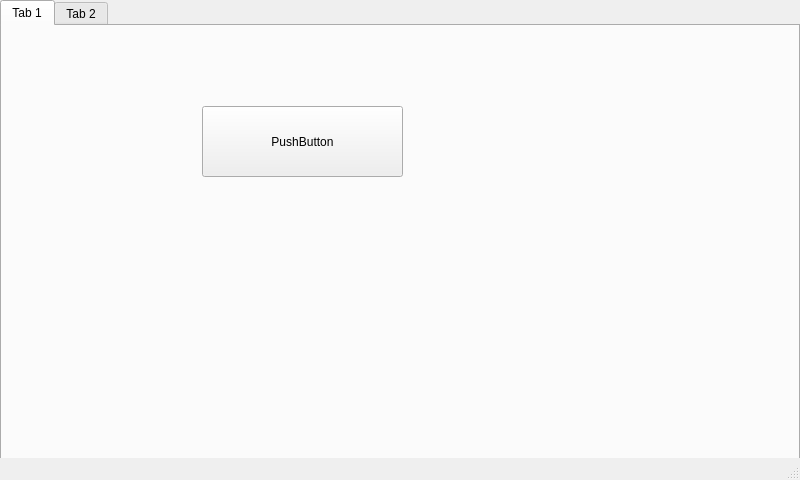
Marik28/dissertation, file src/dissertation_gui/main_window.ui: the form before one commit.
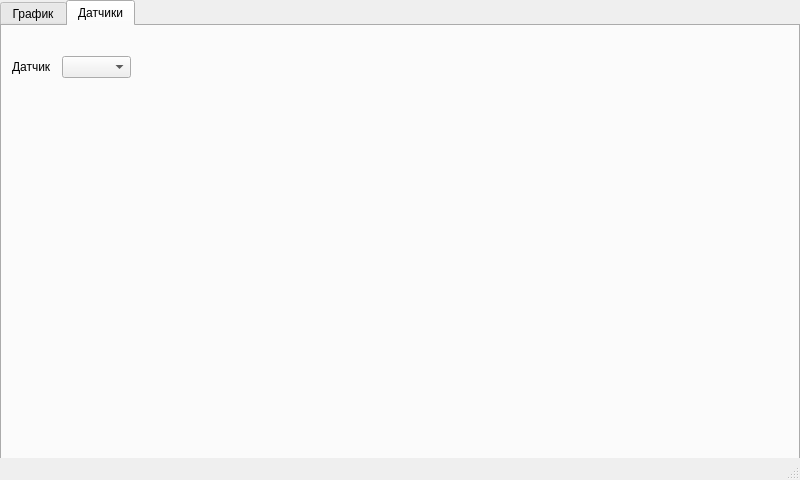
The form after the commit. The open tabs and pages were chosen to show the change. Custom widgets are drawn as their Qt base class.

Patch:
```diff
--- a/src/dissertation_gui/main_window.ui
+++ b/src/dissertation_gui/main_window.ui
@@ -26,27 +26,9 @@
     <property name="currentIndex">
      <number>1</number>
     </property>
-    <widget class="QWidget" name="tab_menu">
-     <attribute name="title">
-      <string>Tab 1</string>
-     </attribute>
-     <widget class="QPushButton" name="pushButton">
-      <property name="geometry">
-       <rect>
-        <x>200</x>
-        <y>80</y>
-        <width>201</width>
-        <height>71</height>
-       </rect>
-      </property>
-      <property name="text">
-       <string>PushButton</string>
-      </property>
-     </widget>
-    </widget>
     <widget class="QWidget" name="tab_2">
      <attribute name="title">
-      <string>Tab 2</string>
+      <string>График</string>
      </attribute>
      <widget class="PlotWidget" name="graph" native="true">
       <property name="geometry">
@@ -59,6 +41,34 @@
       </property>
      </widget>
     </widget>
+    <widget class="QWidget" name="tab_menu">
+     <attribute name="title">
+      <string>Датчики</string>
+     </attribute>
+     <widget class="QComboBox" name="comboBox">
+      <property name="geometry">
+       <rect>
+        <x>60</x>
+        <y>30</y>
+        <width>69</width>
+        <height>22</height>
+       </rect>
+      </property>
+     </widget>
+     <widget class="QLabel" name="label">
+      <property name="geometry">
+       <rect>
+        <x>10</x>
+        <y>30</y>
+        <width>41</width>
+        <height>21</height>
+       </rect>
+      </property>
+      <property name="text">
+       <string>Датчик</string>
+      </property>
+     </widget>
+    </widget>
    </widget>
   </widget>
   <widget class="QStatusBar" name="statusbar"/>
```
